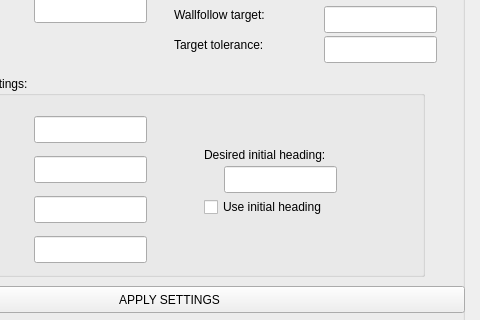
First picture: the form in Hanse/TaskWallNavigation/taskwallnavigationform.ui, repository iti-luebeck/HANSE2011, before the edit; both pictures show x 156 to 636 and y 134 to 454 of the 636 by 454 pixel window.
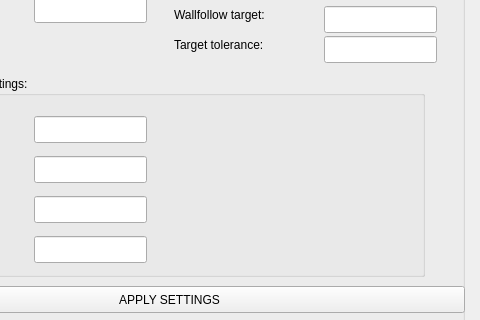
Second picture: the form after the edit.

The edit to the form file:
```diff
--- a/Hanse/TaskWallNavigation/taskwallnavigationform.ui
+++ b/Hanse/TaskWallNavigation/taskwallnavigationform.ui
@@ -283,42 +283,6 @@
       </rect>
      </property>
     </widget>
-    <widget class="QLabel" name="label_11">
-     <property name="geometry">
-      <rect>
-       <x>300</x>
-       <y>70</y>
-       <width>161</width>
-       <height>17</height>
-      </rect>
-     </property>
-     <property name="text">
-      <string>Desired initial heading:</string>
-     </property>
-    </widget>
-    <widget class="QLineEdit" name="headingInput">
-     <property name="geometry">
-      <rect>
-       <x>320</x>
-       <y>90</y>
-       <width>113</width>
-       <height>27</height>
-      </rect>
-     </property>
-    </widget>
-    <widget class="QCheckBox" name="headingBox">
-     <property name="geometry">
-      <rect>
-       <x>300</x>
-       <y>120</y>
-       <width>171</width>
-       <height>22</height>
-      </rect>
-     </property>
-     <property name="text">
-      <string>Use initial heading</string>
-     </property>
-    </widget>
    </widget>
   </widget>
  </widget>
```
